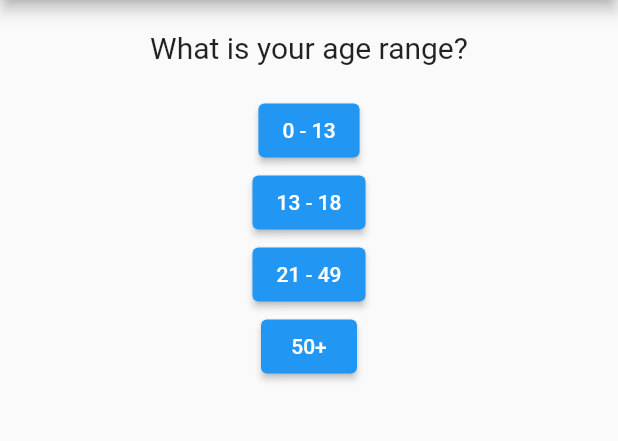
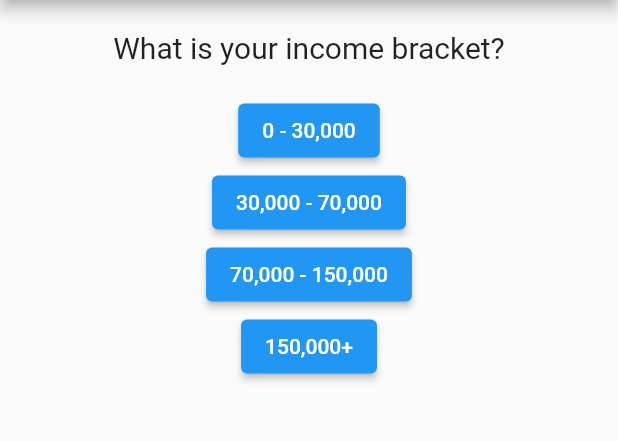
Before and after one commit to edewindt/TestApp, a Flutter app: the screen it shows after launch, after a tap on "0 - 13", on a phone screen of 412 x 824 dp, the part 84-525 px from its top. Run offline on Flutter 3.47's test engine with Material 2 defaults, Android fonts, the phone set to English and light mode, and no system bars.

Commit message:
handler works

```diff
--- a/lib/answer.dart
+++ b/lib/answer.dart
@@ -9,7 +9,7 @@ class Answer extends StatelessWidget {
   Widget build(BuildContext context) {
     return Container(
       child: ElevatedButton(
-        onPressed: (() => handle),
+        onPressed: (() => handle()),
         child: Text(answer),
       ),
     );
--- a/lib/main.dart
+++ b/lib/main.dart
@@ -58,7 +58,7 @@ class TestAppState extends State<TestApp> {
           Column(
             children: [
               for (var i = 0; i < questions[_i]['answers'].length; i++)
-                Answer(questions[_i]['answers'][i], () => answer)
+                Answer(questions[_i]['answers'][i], answer)
             ],
           )
         ]),
```
